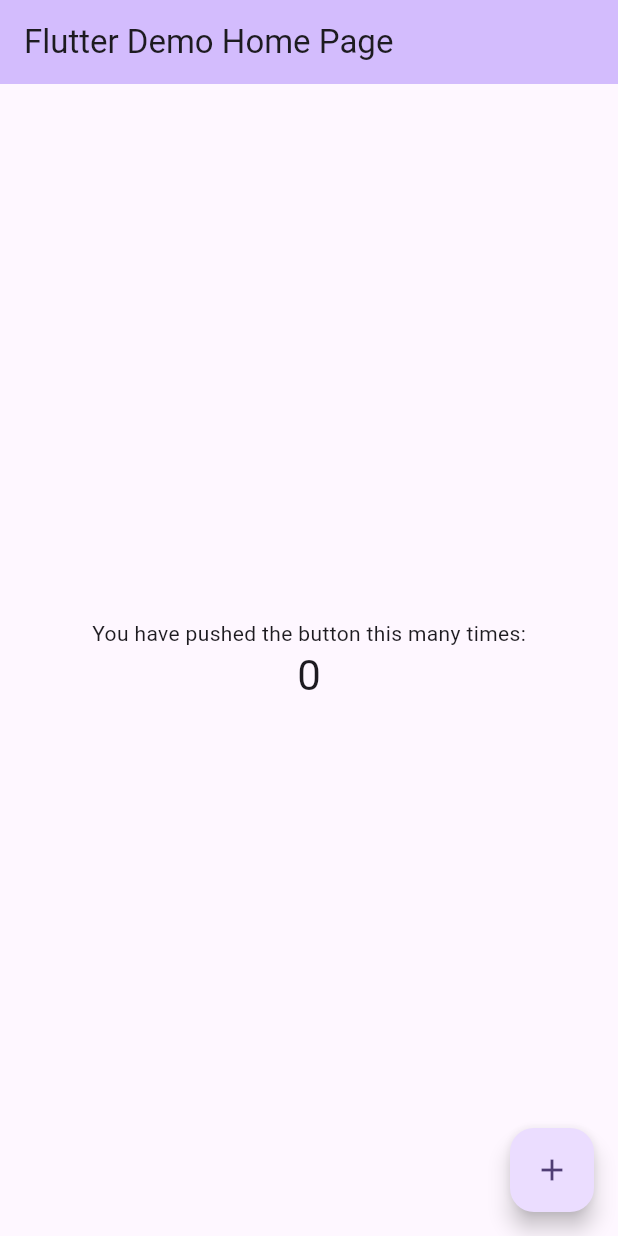
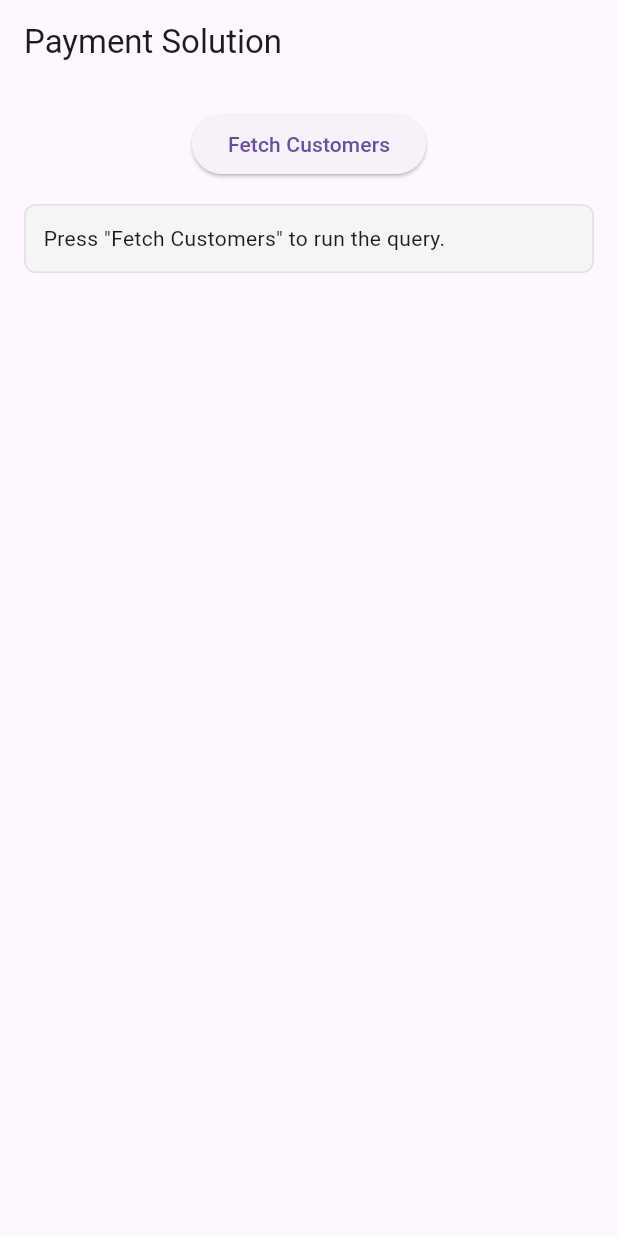
Before and after one commit to Huzaifa-Shabbir/payment_solution_softec_26, a Flutter app: the screen it shows after launch, on a phone screen of 412 x 824 dp. Run offline on Flutter 3.47's test engine with Material 3 defaults, Android fonts, the phone set to English and light mode, and no system bars; our stand-ins replace supabase_flutter; accounts and stored records are empty.

Commit message:
Supabase connected

```diff
--- a/lib/main.dart
+++ b/lib/main.dart
@@ -1,122 +1,110 @@
+import 'dart:convert';
 import 'package:flutter/material.dart';
+import 'services/supabase_service.dart';
 
-void main() {
-  runApp(const MyApp());
+void main() async {
+  WidgetsFlutterBinding.ensureInitialized();
+
+  await SupabaseService.init();
+
+  runApp(MyApp());
 }
 
 class MyApp extends StatelessWidget {
-  const MyApp({super.key});
+  const MyApp({Key? key}) : super(key: key);
 
-  // This widget is the root of your application.
   @override
   Widget build(BuildContext context) {
     return MaterialApp(
-      title: 'Flutter Demo',
-      theme: ThemeData(
-        // This is the theme of your application.
-        //
-        // TRY THIS: Try running your application with "flutter run". You'll see
-        // the application has a purple toolbar. Then, without quitting the app,
-        // try changing the seedColor in the colorScheme below to Colors.green
-        // and then invoke "hot reload" (save your changes or press the "hot
-        // reload" button in a Flutter-supported IDE, or press "r" if you used
-        // the command line to start the app).
-        //
-        // Notice that the counter didn't reset back to zero; the application
-        // state is not lost during the reload. To reset the state, use hot
-        // restart instead.
-        //
-        // This works for code too, not just values: Most code changes can be
-        // tested with just a hot reload.
-        colorScheme: .fromSeed(seedColor: Colors.deepPurple),
-      ),
-      home: const MyHomePage(title: 'Flutter Demo Home Page'),
+      title: 'Payment Solution Softec',
+      // Use HomePage so you can run the customers query from the app/dashboard.
+      home: const HomePage(),
     );
   }
 }
 
-class MyHomePage extends StatefulWidget {
-  const MyHomePage({super.key, required this.title});
-
-  // This widget is the home page of your application. It is stateful, meaning
-  // that it has a State object (defined below) that contains fields that affect
-  // how it looks.
-
-  // This class is the configuration for the state. It holds the values (in this
-  // case the title) provided by the parent (in this case the App widget) and
-  // used by the build method of the State. Fields in a Widget subclass are
-  // always marked "final".
-
-  final String title;
+// Add a simple UI to run the Supabase query and display results.
+class HomePage extends StatefulWidget {
+  const HomePage({Key? key}) : super(key: key);
 
   @override
-  State<MyHomePage> createState() => _MyHomePageState();
+  State<HomePage> createState() => _HomePageState();
 }
 
-class _MyHomePageState extends State<MyHomePage> {
-  int _counter = 0;
+class _HomePageState extends State<HomePage> {
+  bool _loading = false;
+  String? _result;
+  String? _error;
 
-  void _incrementCounter() {
+  Future<void> _fetchCustomers() async {
     setState(() {
-      // This call to setState tells the Flutter framework that something has
-      // changed in this State, which causes it to rerun the build method below
-      // so that the display can reflect the updated values. If we changed
-      // _counter without calling setState(), then the build method would not be
-      // called again, and so nothing would appear to happen.
-      _counter++;
+      _loading = true;
+      _error = null;
     });
+
+    try {
+      // Make the response dynamic so static analysis won't assume a List.
+      final dynamic res = await SupabaseService.client.from('customers').select();
+
+      // Normalize possible response shapes (Map with 'data' or a raw List/Map).
+      dynamic payload;
+      if (res is Map<String, dynamic> && res.containsKey('data')) {
+        // Safe: res is confirmed to be a Map before using string key access.
+        payload = res['data'];
+      } else {
+        // Otherwise use the raw response (List, Map, etc.).
+        payload = res;
+      }
+
+      final pretty = const JsonEncoder.withIndent('  ').convert(payload ?? {});
+      setState(() => _result = pretty);
+      debugPrint('Customers: $pretty');
+    } catch (e, st) {
+      debugPrint('Error fetching customers: $e\n$st');
+      setState(() => _error = e.toString());
+    } finally {
+      setState(() => _loading = false);
+    }
   }
 
   @override
   Widget build(BuildContext context) {
-    // This method is rerun every time setState is called, for instance as done
-    // by the _incrementCounter method above.
-    //
-    // The Flutter framework has been optimized to make rerunning build methods
-    // fast, so that you can just rebuild anything that needs updating rather
-    // than having to individually change instances of widgets.
     return Scaffold(
-      appBar: AppBar(
-        // TRY THIS: Try changing the color here to a specific color (to
-        // Colors.amber, perhaps?) and trigger a hot reload to see the AppBar
-        // change color while the other colors stay the same.
-        backgroundColor: Theme.of(context).colorScheme.inversePrimary,
-        // Here we take the value from the MyHomePage object that was created by
-        // the App.build method, and use it to set our appbar title.
-        title: Text(widget.title),
-      ),
-      body: Center(
-        // Center is a layout widget. It takes a single child and positions it
-        // in the middle of the parent.
+      appBar: AppBar(title: const Text('Payment Solution')),
+      body: Padding(
+        padding: const EdgeInsets.all(16.0),
         child: Column(
-          // Column is also a layout widget. It takes a list of children and
-          // arranges them vertically. By default, it sizes itself to fit its
-          // children horizontally, and tries to be as tall as its parent.
-          //
-          // Column has various properties to control how it sizes itself and
-          // how it positions its children. Here we use mainAxisAlignment to
-          // center the children vertically; the main axis here is the vertical
-          // axis because Columns are vertical (the cross axis would be
-          // horizontal).
-          //
-          // TRY THIS: Invoke "debug painting" (choose the "Toggle Debug Paint"
-          // action in the IDE, or press "p" in the console), to see the
-          // wireframe for each widget.
-          mainAxisAlignment: .center,
           children: [
-            const Text('You have pushed the button this many times:'),
-            Text(
-              '$_counter',
-              style: Theme.of(context).textTheme.headlineMedium,
+            ElevatedButton(
+              onPressed: _loading ? null : _fetchCustomers,
+              child: _loading
+                  ? const SizedBox(
+                      width: 16,
+                      height: 16,
+                      child: CircularProgressIndicator(strokeWidth: 2),
+                    )
+                  : const Text('Fetch Customers'),
+            ),
+            const SizedBox(height: 16),
+            Expanded(
+              child: SingleChildScrollView(
+                child: Container(
+                  width: double.infinity,
+                  padding: const EdgeInsets.all(12),
+                  decoration: BoxDecoration(
+                    color: Colors.grey.shade100,
+                    borderRadius: BorderRadius.circular(8),
+                    border: Border.all(color: Colors.grey.shade300),
+                  ),
+                  child: _error != null
+                      ? Text('Error: $_error', style: const TextStyle(color: Colors.red))
+                      : Text(_result ?? 'Press "Fetch Customers" to run the query.'),
+                ),
+              ),
             ),
           ],
         ),
       ),
-      floatingActionButton: FloatingActionButton(
-        onPressed: _incrementCounter,
-        tooltip: 'Increment',
-        child: const Icon(Icons.add),
-      ),
     );
   }
 }
--- /dev/null
+++ b/lib/services/supabase_service.dart
@@ -0,0 +1,12 @@
+import 'package:supabase_flutter/supabase_flutter.dart';
+
+class SupabaseService {
+  static Future<void> init() async {
+    await Supabase.initialize(
+      url: "https://xidsjmrrxlniqsdipkvg.supabase.co",
+      anonKey: "eyJhbGciOiJIUzI1NiIsInR5cCI6IkpXVCJ9.eyJpc3MiOiJzdXBhYmFzZSIsInJlZiI6InhpZHNqbXJyeGxuaXFzZGlwa3ZnIiwicm9sZSI6ImFub24iLCJpYXQiOjE3NzYzNDg5MTgsImV4cCI6MjA5MTkyNDkxOH0.tu45WoUgeAlVvVc8zJ1OBTwOYut-b3mCHYrlUud8KjY",
+    );
+  }
+
+  static SupabaseClient get client => Supabase.instance.client;
+}
```
